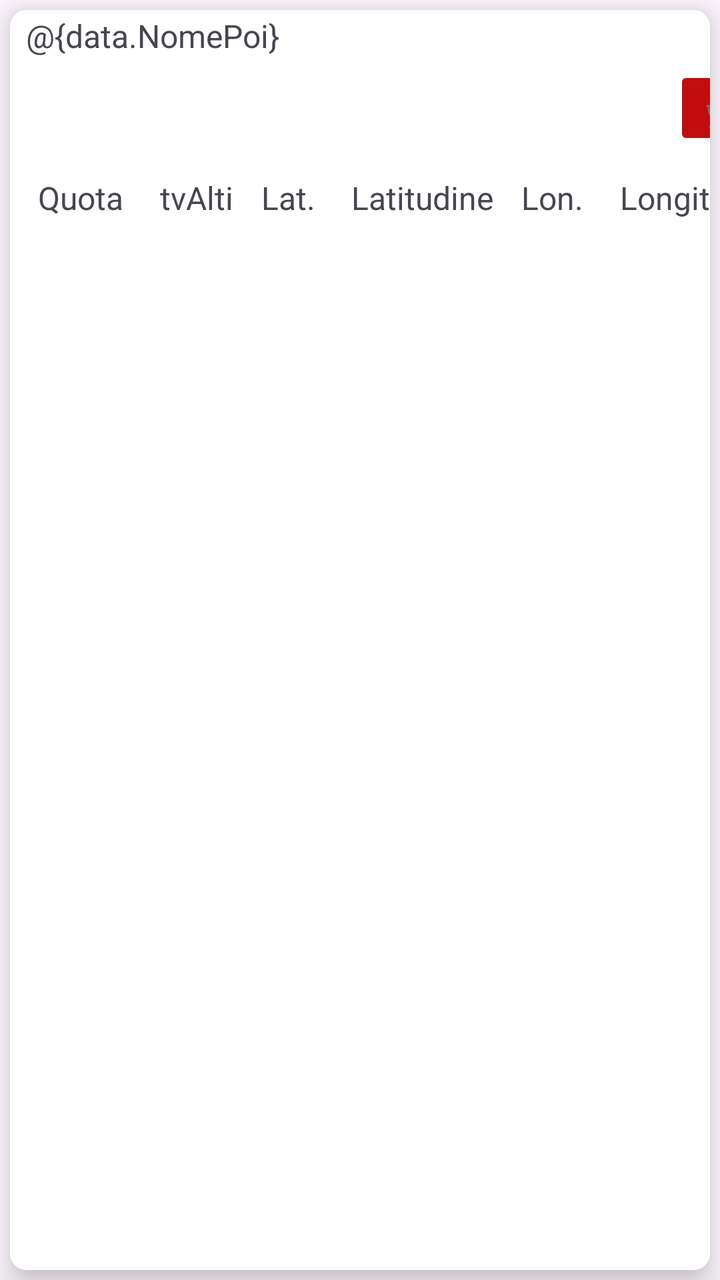
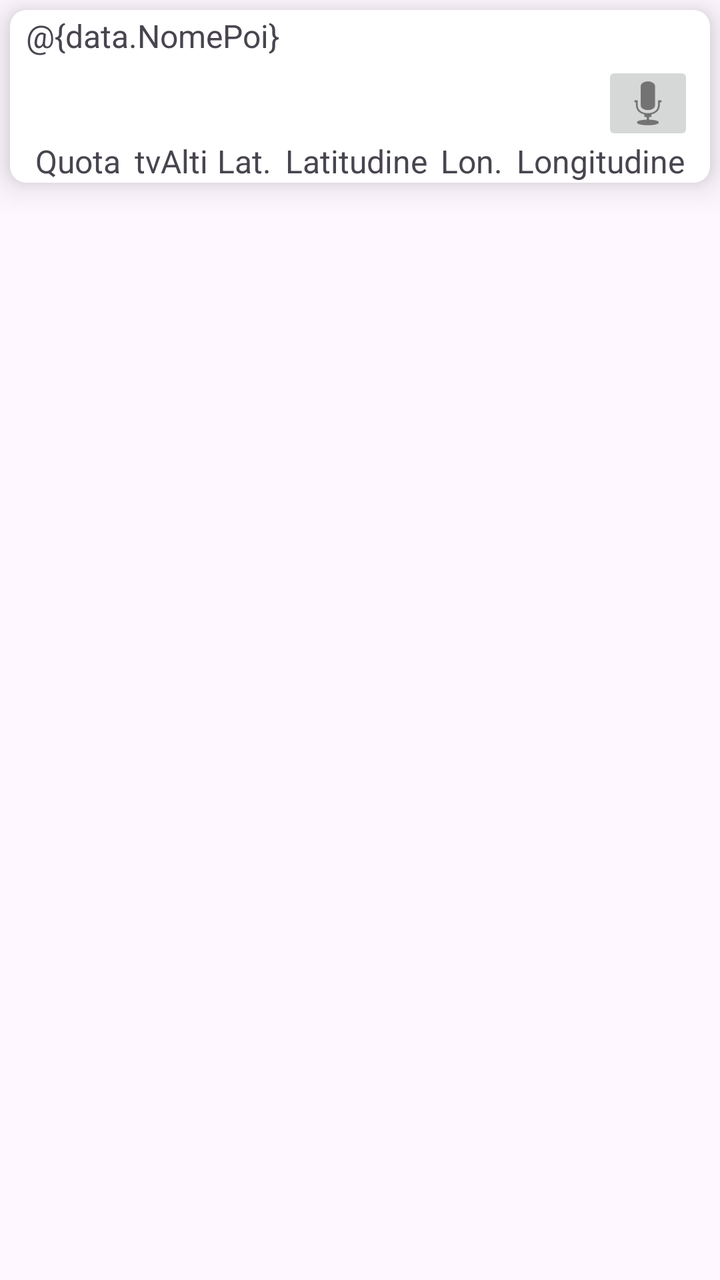

Before-and-after screenshots of an Android layout around one commit, followed by the original layout XML and the change that was made.
<!-- AndroidManifest.xml: application theme Base.Theme.MyApplication -->
<!-- res/layout/fragment_poi_dettaglio.xml -->
<?xml version="1.0" encoding="utf-8"?>
<LinearLayout xmlns:android="http://schemas.android.com/apk/res/android"
    xmlns:app="http://schemas.android.com/apk/res-auto"
    xmlns:tools="http://schemas.android.com/tools"
    android:layout_width="wrap_content"
    android:layout_height="wrap_content"
    android:orientation="vertical">

    <androidx.cardview.widget.CardView
        android:layout_width="match_parent"
        android:layout_height="match_parent"
        android:layout_margin="5dp"
        app:cardCornerRadius="8dp"
        app:cardElevation="10dp">

        <androidx.constraintlayout.widget.ConstraintLayout
            android:layout_width="403dp"
            android:layout_height="match_parent">

            <TextView
                android:id="@+id/nome_Text"
                android:layout_width="387dp"
                android:layout_height="22dp"
                android:layout_marginTop="2dp"
                android:scrollIndicators="right"
                android:text="@{data.NomePoi}"
                android:textSize="16sp"
                app:layout_constraintEnd_toEndOf="parent"
                app:layout_constraintStart_toStartOf="parent"
                app:layout_constraintTop_toTopOf="parent" />

            <TextView
                android:id="@+id/tvDescriz"
                android:layout_width="300dp"
                android:layout_height="47dp"
                android:layout_marginStart="8dp"
                android:layout_marginTop="4dp"
                android:textSize="16sp"
                app:layout_constraintStart_toStartOf="parent"
                app:layout_constraintTop_toBottomOf="@+id/nome_Text" />

            <TextView
                android:id="@+id/textView15"
                android:layout_width="wrap_content"
                android:layout_height="wrap_content"
                android:layout_marginTop="8dp"
                android:text="Quota"
                android:textSize="16sp"
                app:layout_constraintEnd_toStartOf="@+id/tvAlti"
                app:layout_constraintHorizontal_bias="0.5"
                app:layout_constraintStart_toStartOf="parent"
                app:layout_constraintTop_toBottomOf="@+id/tvDescriz" />

            <TextView
                android:id="@+id/tvAlti"
                android:layout_width="wrap_content"
                android:layout_height="wrap_content"
                android:layout_marginStart="4dp"
                android:text="tvAlti"
                android:textSize="16sp"
                app:layout_constraintEnd_toStartOf="@+id/textView17"
                app:layout_constraintStart_toEndOf="@+id/textView15"
                app:layout_constraintTop_toTopOf="@+id/textView15" />

            <TextView
                android:id="@+id/textView17"
                android:layout_width="wrap_content"
                android:layout_height="wrap_content"
                android:text="Lat."
                android:textSize="16sp"
                app:layout_constraintEnd_toStartOf="@+id/tvLat"
                app:layout_constraintHorizontal_bias="0.5"
                app:layout_constraintStart_toEndOf="@+id/tvAlti"
                app:layout_constraintTop_toTopOf="@+id/tvAlti" />

            <TextView
                android:id="@+id/tvLat"
                android:layout_width="wrap_content"
                android:layout_height="wrap_content"
                android:layout_marginStart="4dp"
                android:text="Latitudine"
                android:textSize="16sp"
                app:layout_constraintEnd_toStartOf="@+id/textView20"
                app:layout_constraintHorizontal_bias="0.5"
                app:layout_constraintStart_toEndOf="@+id/textView17"
                app:layout_constraintTop_toTopOf="@+id/textView17" />

            <TextView
                android:id="@+id/textView20"
                android:layout_width="wrap_content"
                android:layout_height="wrap_content"
                android:text="Lon."
                android:textSize="16sp"
                app:layout_constraintEnd_toStartOf="@+id/tvLon"
                app:layout_constraintHorizontal_bias="0.5"
                app:layout_constraintStart_toEndOf="@+id/tvLat"
                app:layout_constraintTop_toTopOf="@+id/tvLat" />

            <TextView
                android:id="@+id/tvLon"
                android:layout_width="wrap_content"
                android:layout_height="wrap_content"
                android:layout_marginStart="4dp"
                android:text="Longitudine"
                android:textSize="16sp"
                app:layout_constraintEnd_toEndOf="parent"
                app:layout_constraintStart_toEndOf="@+id/textView20"
                app:layout_constraintTop_toTopOf="@+id/textView20" />

            <ImageButton
                android:id="@+id/btnVoice"
                android:layout_width="46dp"
                android:layout_height="42dp"
                android:layout_marginStart="24dp"
                android:backgroundTint="#C10D0D"
                android:contentDescription="Ascolta registrazione"
                android:src="@android:drawable/ic_btn_speak_now"
                app:layout_constraintStart_toEndOf="@+id/tvDescriz"
                app:layout_constraintTop_toTopOf="@+id/tvDescriz" />

        </androidx.constraintlayout.widget.ConstraintLayout>

    </androidx.cardview.widget.CardView>

</LinearLayout>
<!-- resources referenced by this layout -->
<resources>
  <style name="Base.Theme.MyApplication" parent="Theme.Material3.DayNight.NoActionBar">
          
          <item name="colorPrimary">@color/purple_500</item>
          <item name="colorPrimaryVariant">@color/purple_700</item>
          <item name="colorOnPrimary">@color/white</item>
          
          <item name="colorSecondary">@color/teal_200</item>
          <item name="colorSecondaryVariant">@color/teal_700</item>
          <item name="colorOnSecondary">@color/black</item>
          
          <item name="android:statusBarColor">?attr/colorPrimaryVariant</item>
          
          
      </style>
  <color name="purple_500">#FF6200EE</color>
  <color name="purple_700">#FF3700B3</color>
  <color name="white">#FFFFFFFF</color>
  <color name="teal_200">#FF03DAC5</color>
  <color name="teal_700">#FF018786</color>
  <color name="black">#FF000000</color>
</resources>

<!-- the commit's change to res/layout/fragment_poi_dettaglio.xml (unified diff, before → after) -->
@@ -1,27 +1,28 @@
 <?xml version="1.0" encoding="utf-8"?>
 <LinearLayout xmlns:android="http://schemas.android.com/apk/res/android"
     xmlns:app="http://schemas.android.com/apk/res-auto"
-    xmlns:tools="http://schemas.android.com/tools"
-    android:layout_width="wrap_content"
+    android:layout_width="match_parent"
     android:layout_height="wrap_content"
     android:orientation="vertical">
 
     <androidx.cardview.widget.CardView
         android:layout_width="match_parent"
-        android:layout_height="match_parent"
+        android:layout_height="wrap_content"
         android:layout_margin="5dp"
         app:cardCornerRadius="8dp"
         app:cardElevation="10dp">
 
         <androidx.constraintlayout.widget.ConstraintLayout
-            android:layout_width="403dp"
-            android:layout_height="match_parent">
+            android:layout_width="match_parent"
+            android:layout_height="wrap_content">
 
             <TextView
                 android:id="@+id/nome_Text"
-                android:layout_width="387dp"
-                android:layout_height="22dp"
+                android:layout_width="0dp"
+                android:layout_height="wrap_content"
+                android:layout_marginStart="8dp"
                 android:layout_marginTop="2dp"
+                android:layout_marginEnd="8dp"
                 android:scrollIndicators="right"
                 android:text="@{data.NomePoi}"
                 android:textSize="16sp"
@@ -29,20 +30,37 @@
                 app:layout_constraintStart_toStartOf="parent"
                 app:layout_constraintTop_toTopOf="parent" />
 
+
             <TextView
                 android:id="@+id/tvDescriz"
-                android:layout_width="300dp"
-                android:layout_height="47dp"
+                android:layout_width="0dp"
+                android:layout_height="wrap_content"
                 android:layout_marginStart="8dp"
-                android:layout_marginTop="4dp"
+                android:layout_marginEnd="8dp"
                 android:textSize="16sp"
+                app:layout_constraintBottom_toBottomOf="@+id/btnVoice"
+                app:layout_constraintEnd_toStartOf="@+id/btnVoice"
+                app:layout_constraintHorizontal_bias="0.0"
                 app:layout_constraintStart_toStartOf="parent"
                 app:layout_constraintTop_toBottomOf="@+id/nome_Text" />
+
+            <ImageButton
+                android:id="@+id/btnVoice"
+                android:layout_width="46dp"
+                android:layout_height="42dp"
+                android:layout_marginTop="2dp"
+                android:layout_marginEnd="8dp"
+                android:contentDescription="Ascolta registrazione"
+                android:src="@android:drawable/ic_btn_speak_now"
+                app:layout_constraintEnd_toEndOf="parent"
+                app:layout_constraintTop_toBottomOf="@+id/nome_Text" />
+
 
             <TextView
                 android:id="@+id/textView15"
                 android:layout_width="wrap_content"
                 android:layout_height="wrap_content"
+                android:layout_marginStart="8dp"
                 android:layout_marginTop="8dp"
                 android:text="Quota"
                 android:textSize="16sp"
@@ -55,7 +73,7 @@
                 android:id="@+id/tvAlti"
                 android:layout_width="wrap_content"
                 android:layout_height="wrap_content"
-                android:layout_marginStart="4dp"
+                android:layout_marginStart="2dp"
                 android:text="tvAlti"
                 android:textSize="16sp"
                 app:layout_constraintEnd_toStartOf="@+id/textView17"
@@ -77,7 +95,7 @@
                 android:id="@+id/tvLat"
                 android:layout_width="wrap_content"
                 android:layout_height="wrap_content"
-                android:layout_marginStart="4dp"
+                android:layout_marginStart="2dp"
                 android:text="Latitudine"
                 android:textSize="16sp"
                 app:layout_constraintEnd_toStartOf="@+id/textView20"
@@ -89,6 +107,7 @@
                 android:id="@+id/textView20"
                 android:layout_width="wrap_content"
                 android:layout_height="wrap_content"
+                android:layout_marginStart="2dp"
                 android:text="Lon."
                 android:textSize="16sp"
                 app:layout_constraintEnd_toStartOf="@+id/tvLon"
@@ -100,24 +119,14 @@
                 android:id="@+id/tvLon"
                 android:layout_width="wrap_content"
                 android:layout_height="wrap_content"
-                android:layout_marginStart="4dp"
+                android:layout_marginStart="2dp"
+                android:layout_marginEnd="8dp"
                 android:text="Longitudine"
                 android:textSize="16sp"
                 app:layout_constraintEnd_toEndOf="parent"
                 app:layout_constraintStart_toEndOf="@+id/textView20"
                 app:layout_constraintTop_toTopOf="@+id/textView20" />
 
-            <ImageButton
-                android:id="@+id/btnVoice"
-                android:layout_width="46dp"
-                android:layout_height="42dp"
-                android:layout_marginStart="24dp"
-                android:backgroundTint="#C10D0D"
-                android:contentDescription="Ascolta registrazione"
-                android:src="@android:drawable/ic_btn_speak_now"
-                app:layout_constraintStart_toEndOf="@+id/tvDescriz"
-                app:layout_constraintTop_toTopOf="@+id/tvDescriz" />
-
         </androidx.constraintlayout.widget.ConstraintLayout>
 
     </androidx.cardview.widget.CardView>
